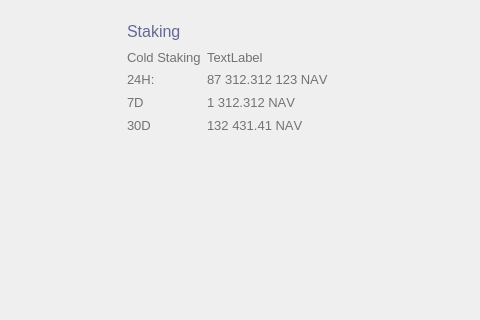
navcoin/navcoin-core, file src/qt/forms/overviewpage.ui: the form before one commit; both pictures show x 0 to 480 and y 191 to 511 of the 820 by 674 pixel window.
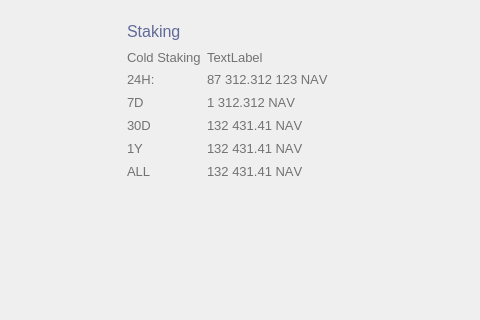
The form after the commit. Custom widgets are drawn as their Qt base class.

Commit message: adjust overview layout

Diff of the .ui file:
```diff
--- a/src/qt/forms/overviewpage.ui
+++ b/src/qt/forms/overviewpage.ui
@@ -825,6 +825,130 @@
              </property>
             </widget>
            </item>
+           <item row="5" column="0">
+            <widget class="QLabel" name="label_15">
+             <property name="sizePolicy">
+              <sizepolicy hsizetype="Minimum" vsizetype="Preferred">
+               <horstretch>0</horstretch>
+               <verstretch>0</verstretch>
+              </sizepolicy>
+             </property>
+             <property name="minimumSize">
+              <size>
+               <width>70</width>
+               <height>17</height>
+              </size>
+             </property>
+             <property name="maximumSize">
+              <size>
+               <width>70</width>
+               <height>17</height>
+              </size>
+             </property>
+             <property name="font">
+              <font>
+               <pointsize>10</pointsize>
+               <weight>50</weight>
+               <bold>false</bold>
+               <stylestrategy>PreferAntialias</stylestrategy>
+               <kerning>false</kerning>
+              </font>
+             </property>
+             <property name="styleSheet">
+              <string notr="true">color: #727272</string>
+             </property>
+             <property name="text">
+              <string>1Y</string>
+             </property>
+             <property name="alignment">
+              <set>Qt::AlignLeading|Qt::AlignLeft|Qt::AlignVCenter</set>
+             </property>
+            </widget>
+           </item>
+           <item row="5" column="1">
+            <widget class="QLabel" name="label1yStakingStats">
+             <property name="font">
+              <font>
+               <pointsize>10</pointsize>
+               <weight>50</weight>
+               <bold>false</bold>
+               <stylestrategy>PreferAntialias</stylestrategy>
+               <kerning>false</kerning>
+              </font>
+             </property>
+             <property name="styleSheet">
+              <string notr="true">color: #727272</string>
+             </property>
+             <property name="text">
+              <string>132 431.41 NAV</string>
+             </property>
+             <property name="alignment">
+              <set>Qt::AlignLeading|Qt::AlignLeft|Qt::AlignVCenter</set>
+             </property>
+            </widget>
+           </item>
+           <item row="6" column="1">
+            <widget class="QLabel" name="labelallStakingStats">
+             <property name="font">
+              <font>
+               <pointsize>10</pointsize>
+               <weight>50</weight>
+               <bold>false</bold>
+               <stylestrategy>PreferAntialias</stylestrategy>
+               <kerning>false</kerning>
+              </font>
+             </property>
+             <property name="styleSheet">
+              <string notr="true">color: #727272</string>
+             </property>
+             <property name="text">
+              <string>132 431.41 NAV</string>
+             </property>
+             <property name="alignment">
+              <set>Qt::AlignLeading|Qt::AlignLeft|Qt::AlignVCenter</set>
+             </property>
+            </widget>
+           </item>
+           <item row="6" column="0">
+            <widget class="QLabel" name="label_16">
+             <property name="sizePolicy">
+              <sizepolicy hsizetype="Minimum" vsizetype="Preferred">
+               <horstretch>0</horstretch>
+               <verstretch>0</verstretch>
+              </sizepolicy>
+             </property>
+             <property name="minimumSize">
+              <size>
+               <width>70</width>
+               <height>17</height>
+              </size>
+             </property>
+             <property name="maximumSize">
+              <size>
+               <width>70</width>
+               <height>17</height>
+              </size>
+             </property>
+             <property name="font">
+              <font>
+               <pointsize>10</pointsize>
+               <weight>50</weight>
+               <bold>false</bold>
+               <stylestrategy>PreferAntialias</stylestrategy>
+               <kerning>false</kerning>
+              </font>
+             </property>
+             <property name="styleSheet">
+              <string notr="true">color: #727272</string>
+             </property>
+             <property name="text">
+              <string>ALL</string>
+             </property>
+             <property name="alignment">
+              <set>Qt::AlignLeading|Qt::AlignLeft|Qt::AlignVCenter</set>
+             </property>
+            </widget>
+           </item>
           </layout>
          </item>
          <item>
```
